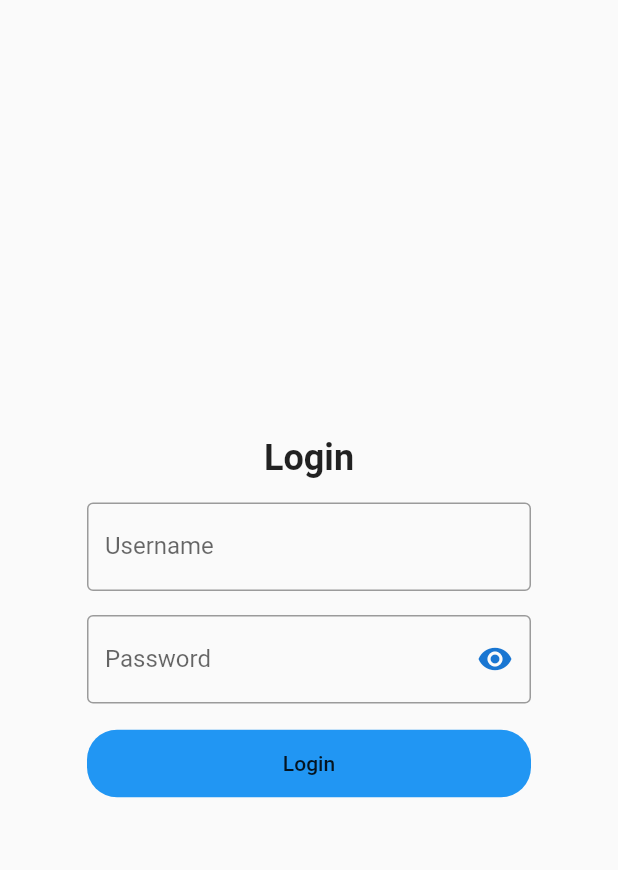
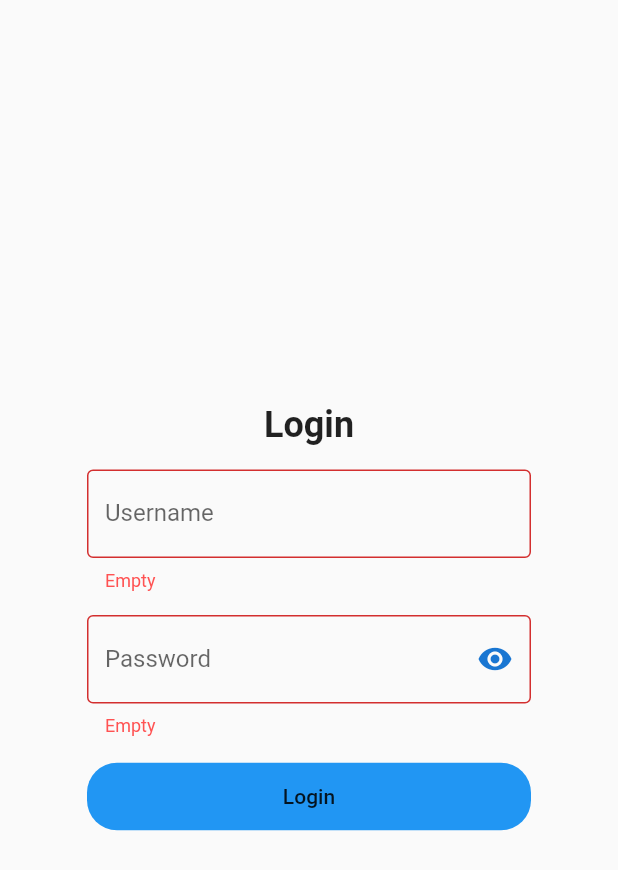
Before and after one commit to MustafaElkhiat/tracking_mobile, a Flutter app: the screen it shows after launch, after a tap on "Login", on a phone screen of 412 x 824 dp. Shown: the top 870 px of the screen. Run offline on Flutter 3.47's test engine with Material 2 defaults, Android fonts, the light colour scheme and no system bars; our stand-ins replace date_field, flutter_map, geocoding, latlong2, location, select_form_field and 1 more; missing offline and left inert: http_interceptor; accounts and stored records are empty; statements that could not run were skipped.

Commit message:
change login form content type from form parameters to json

```diff
--- a/lib/main.dart
+++ b/lib/main.dart
@@ -15,7 +15,9 @@ Future<void> main() async {
 
   loggedIn =
       (prefs?.getBool("loggedIn") == null) ? false : prefs?.getBool("loggedIn");
-  user = User.fromJson(jsonDecode((prefs?.getString("user"))!));
+  user = (prefs?.getString("user") != null)
+      ? User.fromJson(jsonDecode((prefs?.getString("user"))!))
+      : null;
   runApp(const MyApp());
 }
 
--- a/lib/screens/login_screen.dart
+++ b/lib/screens/login_screen.dart
@@ -21,6 +21,7 @@ class _LoginScreenState extends State<LoginScreen> {
   String username = "";
   String password = "";
   SharedPreferences? prefs;
+  final GlobalKey<FormState> _formKey = GlobalKey<FormState>();
 
   @override
   void initState() {
@@ -37,6 +38,8 @@ class _LoginScreenState extends State<LoginScreen> {
           padding: const EdgeInsets.all(30.0),
           child: Align(
             alignment: Alignment.center,
+            child: Form(
+              key: _formKey,
               child: ListView(
                 shrinkWrap: true,
                 padding: const EdgeInsets.all(20.0),
@@ -46,8 +49,8 @@ class _LoginScreenState extends State<LoginScreen> {
                       padding: EdgeInsets.all(8.0),
                       child: Text(
                         "Login",
-                      style:
-                          TextStyle(fontWeight: FontWeight.bold, fontSize: 24),
+                        style: TextStyle(
+                            fontWeight: FontWeight.bold, fontSize: 24),
                       ),
                     ),
                   ),
@@ -69,10 +72,11 @@ class _LoginScreenState extends State<LoginScreen> {
                         // This optional block of code can be used to run
                         // code when the user saves the form.
                       },
-                    validator: (String? value) {
-                      return (value != null && value.contains('@'))
-                          ? 'Do not use the @ char.'
-                          : null;
+                      validator: (val) {
+                        if (val!.isEmpty) {
+                          return 'Empty';
+                        }
+                        return null;
                       },
                     ),
                   ),
@@ -109,31 +113,36 @@ class _LoginScreenState extends State<LoginScreen> {
                         // This optional block of code can be used to run
                         // code when the user saves the form.
                       },
-                    validator: (String? value) {
-                      return (value != null && value.contains('@'))
-                          ? 'Do not use the @ char.'
-                          : null;
+                      validator: (val) {
+                        if (val!.isEmpty) {
+                          return 'Empty';
+                        }
+                        return null;
                       },
                     ),
                   ),
                   AppButton(
                       label: "Login",
                       onPressed: () async {
+                        if (!_formKey.currentState!.validate()) {
+                          return;
+                        }
                         var url = Uri.parse('http://${ip}:${port}/login');
-                      var response = await http.post(url, headers: {
-                        'Content-Type': 'application/x-www-form-urlencoded'
-                      }, body: {
-                        'username': username,
-                        'password': password
-                      });
+                        var data = {"username": username, "password": password};
+                        var response = await http.post(url,
+                            headers: {"Content-Type": "application/json"},
+                            body: jsonEncode(data));
+
                         User user =
                             User.fromJson(jsonDecode(response.body)['user']);
                         /*String user =
                             jsonDecode(response.body)['user'].toString();*/
                         await prefs?.setString("user", jsonEncode(user));
                         await prefs?.setBool("loggedIn", true);
-                      await prefs?.setString("access_token",
-                          jsonDecode(response.body)['access_token'].toString());
+                        await prefs?.setString(
+                            "access_token",
+                            jsonDecode(response.body)['access_token']
+                                .toString());
                         await prefs?.setString(
                             "refresh_token",
                             jsonDecode(response.body)['refresh_token']
@@ -156,6 +165,7 @@ class _LoginScreenState extends State<LoginScreen> {
             ),
           ),
         ),
+      ),
     );
   }
 }
```
Lines whose indentation alone changed are shown as unchanged.
